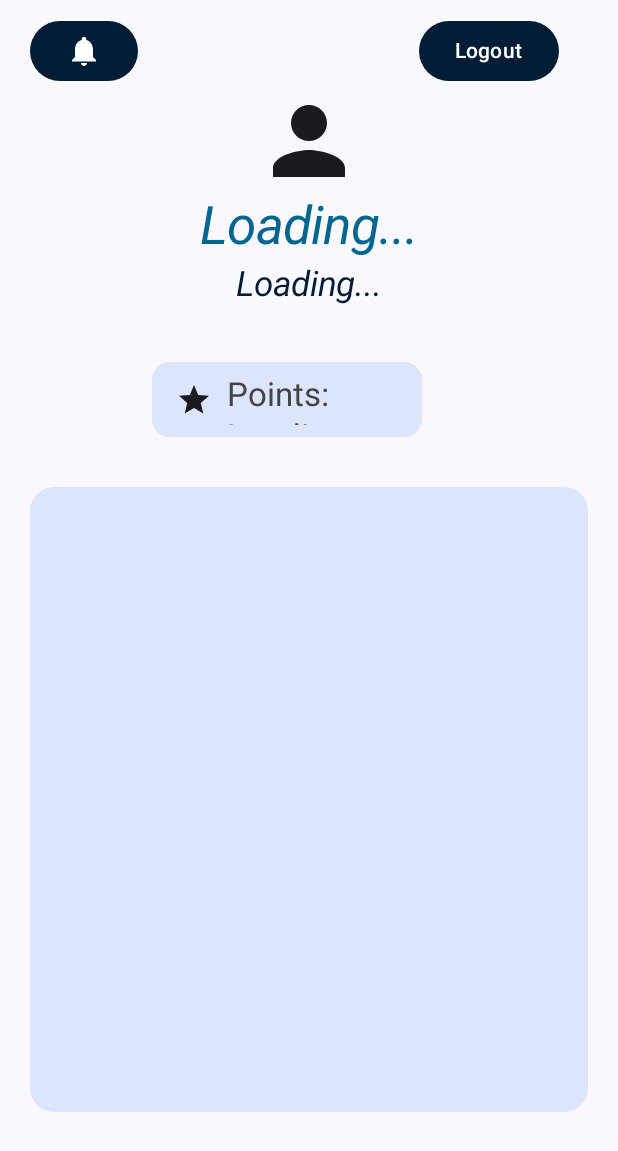
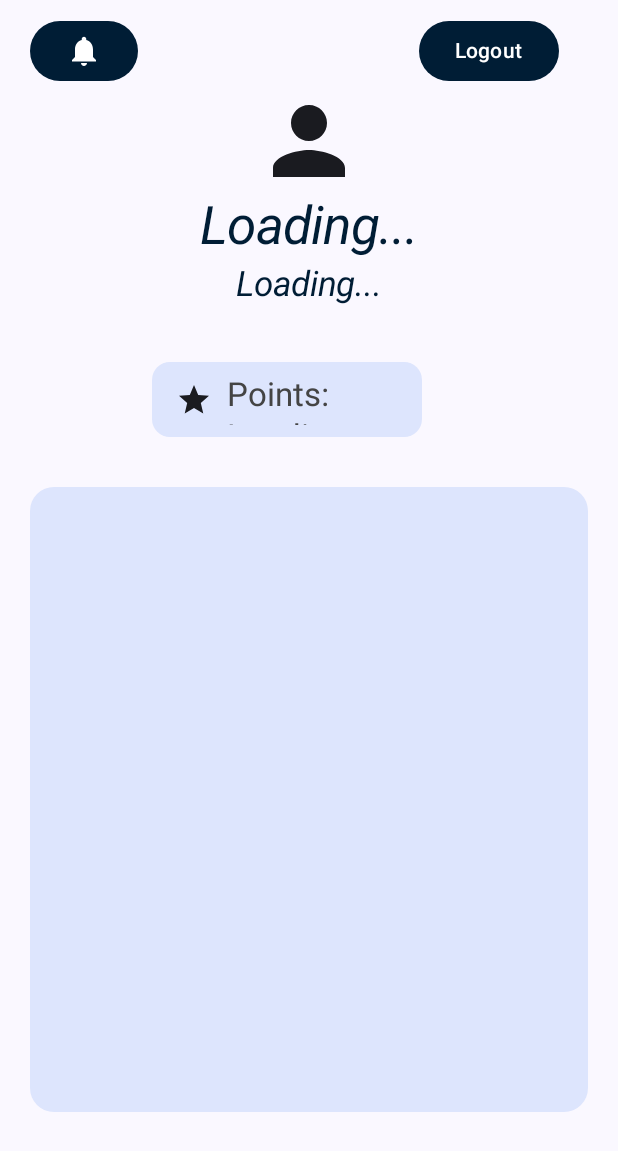
Before and after one commit to gunduzl/TaskManagement, an Android app built with Jetpack Compose: the composable ProfileScreen called with empty values, on a phone screen of 412 x 824 dp. Shown: the top 1151 px of the screen. Run offline under Robolectric (Android 15) with nearby library versions, the phone set to English and light mode, and no system bars.

```diff
--- a/app/src/main/java/com/example/taskmanager/screens/ProfileScreen.kt
+++ b/app/src/main/java/com/example/taskmanager/screens/ProfileScreen.kt
@@ -120,7 +120,7 @@ fun ProfileScreen(repo: Repository, employeeId: Int, navController: NavControlle
                         Text(
                             text = employee?.name ?: "Loading...",
                             style = MaterialTheme.typography.headlineLarge,
-                            color = Color(0xFF00658F),
+                            color = darkBackground, //Color(0xFF00658F)
                             fontStyle = FontStyle.Italic,
                             fontSize = 35.sp
 
--- a/app/src/main/java/com/example/taskmanager/screens/SystemAdministratorScreen.kt
+++ b/app/src/main/java/com/example/taskmanager/screens/SystemAdministratorScreen.kt
@@ -419,6 +419,7 @@ fun RemoveEmployee(repo: Repository) {
                             employeeId = ""
                             removeEmployee = false
                         }
+                        removeEmployee = false
                     },
                 ) {
                     Text("Remove")
```
